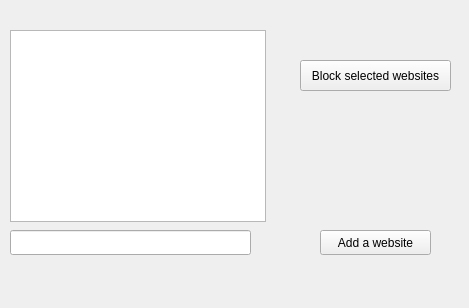
SiamSami/deepin-site-blocker, file ui/siteblocker.ui: the form before one commit.
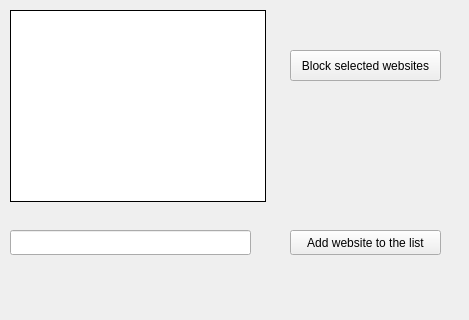
The form after the commit.

Patch:
```diff
--- a/ui/siteblocker.ui
+++ b/ui/siteblocker.ui
@@ -7,7 +7,7 @@
     <x>0</x>
     <y>0</y>
     <width>469</width>
-    <height>308</height>
+    <height>320</height>
    </rect>
   </property>
   <property name="windowTitle">
@@ -20,14 +20,14 @@
    <widget class="QPushButton" name="pushButton">
     <property name="geometry">
      <rect>
-      <x>320</x>
+      <x>290</x>
       <y>230</y>
-      <width>111</width>
+      <width>151</width>
       <height>25</height>
      </rect>
     </property>
     <property name="text">
-     <string>Add a website</string>
+     <string>Add website to the list</string>
     </property>
    </widget>
    <widget class="QLineEdit" name="lineEdit">
@@ -50,17 +50,23 @@
     <property name="geometry">
      <rect>
       <x>10</x>
-      <y>30</y>
+      <y>10</y>
       <width>256</width>
       <height>192</height>
      </rect>
     </property>
+    <property name="frameShape">
+     <enum>QFrame::Box</enum>
+    </property>
+    <property name="frameShadow">
+     <enum>QFrame::Plain</enum>
+    </property>
    </widget>
    <widget class="QPushButton" name="pushButton_2">
     <property name="geometry">
      <rect>
-      <x>300</x>
-      <y>60</y>
+      <x>290</x>
+      <y>50</y>
       <width>151</width>
       <height>31</height>
      </rect>
```
Left out of the diff: 6 changed lines with no effect on the pictures.
